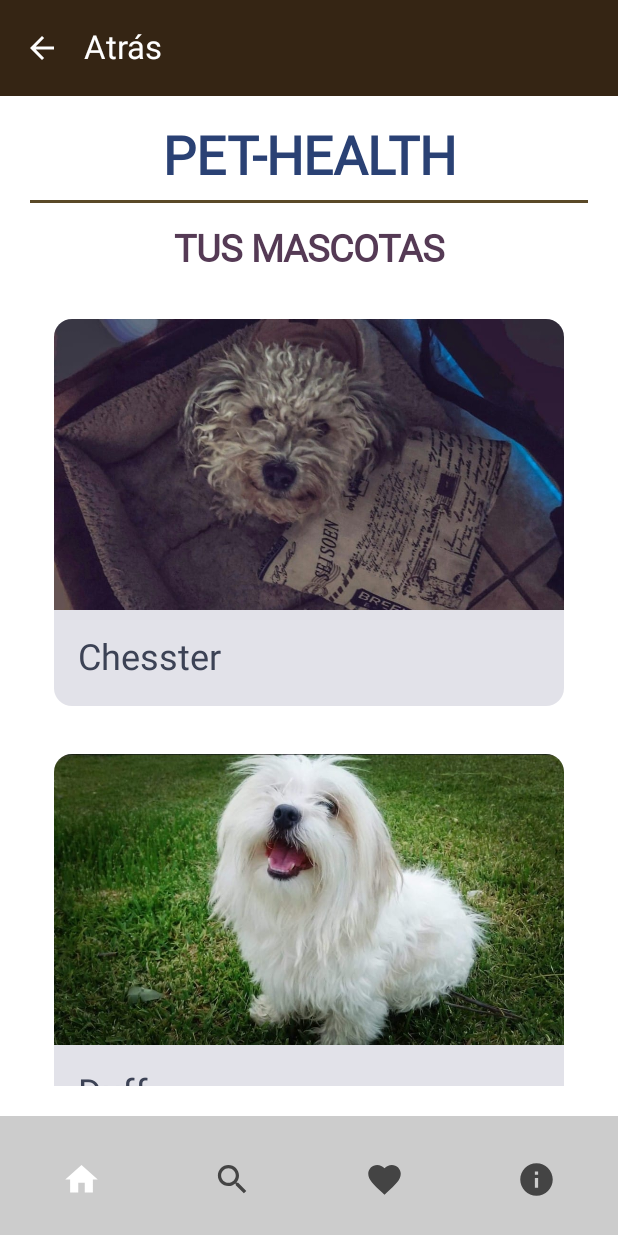
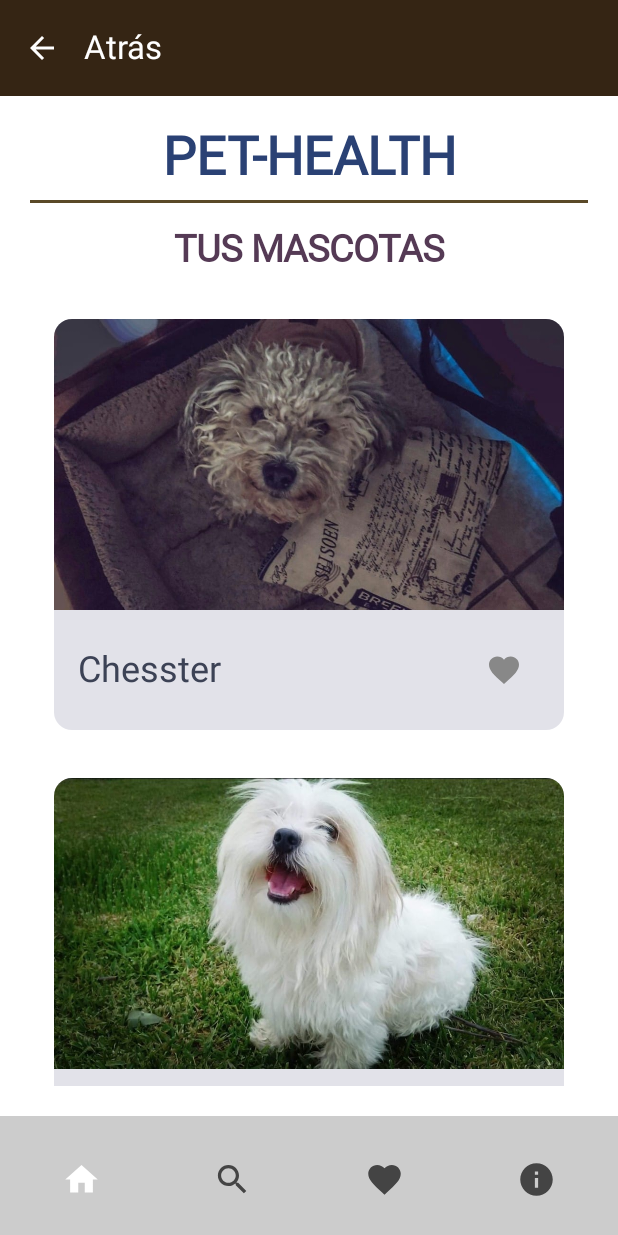
Before and after one commit to mary0113/Mascotas_v1, an Android app built with Jetpack Compose: the HomeScreen screen opened through its navigation route, on a phone screen of 412 x 824 dp. Run offline under Robolectric (Android 15) with nearby library versions, the phone set to English and light mode, and no system bars; Roboto replaces fonts that are not available here.

Commit message:
Version 10

```diff
--- a/app/src/main/java/com/example/mascotas/Home.kt
+++ b/app/src/main/java/com/example/mascotas/Home.kt
@@ -23,25 +23,25 @@ import androidx.compose.material3.Scaffold
 import androidx.compose.material3.Text
 import androidx.compose.material3.TopAppBar
 import androidx.compose.material3.TopAppBarDefaults
-
-
-
 import androidx.compose.ui.layout.ContentScale
 import androidx.compose.ui.res.painterResource
 import androidx.compose.ui.res.stringResource
 import androidx.compose.ui.text.font.FontWeight
-
 import androidx.compose.ui.tooling.preview.Preview
 import androidx.compose.ui.unit.dp
 import androidx.compose.ui.unit.sp
-
 import androidx.navigation.compose.rememberNavController
 import com.example.mascotas.data.Datasource
-
 import com.example.mascotas.ui.theme.MascotasTheme
-
 import androidx.compose.foundation.background
+import androidx.compose.foundation.layout.Arrangement
+import androidx.compose.foundation.layout.Row
+import androidx.compose.material.icons.filled.Favorite
 import androidx.compose.runtime.Composable
+import androidx.compose.runtime.MutableState
+import androidx.compose.runtime.mutableStateListOf
+import androidx.compose.runtime.mutableStateOf
+import androidx.compose.runtime.remember
 import androidx.compose.ui.Alignment
 import androidx.compose.ui.Modifier
 import androidx.compose.ui.graphics.Color
@@ -52,7 +52,8 @@ import com.example.mascotas.model.Mascota
 
 @OptIn(ExperimentalMaterial3Api::class)
 @Composable
-fun HomeScreen(navController: NavController) {
+fun HomeScreen(navController: NavController, favoriteMascotas: MutableState<List<Int>>, onFavoriteChange: (Int) -> Unit) {
+
     Scaffold(
         topBar = {
             TopAppBar(
@@ -116,7 +117,11 @@ fun HomeScreen(navController: NavController) {
                         mascotaList = Datasource().loadMascotas(),
                         onItemClick = { mascotaId ->
                             navController.navigate("detail_screen/$mascotaId")
-                        }
+                        },
+                        onFavoriteClick = { mascotaId ->
+                            onFavoriteChange(mascotaId)
+                        },
+                        favoriteMascotas = favoriteMascotas.value
                     )
                 }
             }
@@ -125,7 +130,7 @@ fun HomeScreen(navController: NavController) {
 }
 
 @Composable
-fun MascotaCard(mascota: Mascota, onClick: () -> Unit, modifier: Modifier = Modifier) {
+fun MascotaCard(mascota: Mascota, onClick: () -> Unit, onFavoriteClick: () -> Unit, isFavorite: Boolean, modifier: Modifier = Modifier) {
     val nombre = stringResource(id = mascota.stringResourceId)
 
     Card(
@@ -143,34 +148,59 @@ fun MascotaCard(mascota: Mascota, onClick: () -> Unit, modifier: Modifier = Modi
                     .height(194.dp),
                 contentScale = ContentScale.Crop
             )
-            Text(
-                text = nombre,
-                modifier = Modifier.padding(16.dp),
-                style = MaterialTheme.typography.headlineSmall,
-                color = MaterialTheme.colorScheme.secondary
-            )
+            Row(
+                modifier = Modifier
+                    .fillMaxWidth()
+                    .padding(16.dp),
+                horizontalArrangement = Arrangement.SpaceBetween,
+                verticalAlignment = Alignment.CenterVertically
+            ) {
+                Text(
+                    text = nombre,
+                    style = MaterialTheme.typography.headlineSmall,
+                    color = MaterialTheme.colorScheme.secondary
+                )
+                IconButton(onClick = onFavoriteClick) {
+                    Icon(
+                        imageVector = Icons.Default.Favorite,
+                        contentDescription = "Añadir a Favoritos",
+                        tint = if (isFavorite) Color.Red else Color.Gray
+                    )
+                }
+            }
         }
     }
 }
 
 @Composable
-fun MascotaList(mascotaList: List<Mascota>, onItemClick: (Int) -> Unit, modifier: Modifier = Modifier) {
+fun MascotaList(mascotaList: List<Mascota>, onItemClick: (Int) -> Unit, onFavoriteClick: (Int) -> Unit, favoriteMascotas: List<Int>, modifier: Modifier = Modifier) {
     LazyColumn(modifier = modifier) {
         items(mascotaList) { mascota ->
             MascotaCard(
                 mascota = mascota,
                 onClick = { onItemClick(mascota.stringResourceId) },
+                onFavoriteClick = { onFavoriteClick(mascota.stringResourceId) },
+                isFavorite = favoriteMascotas.contains(mascota.stringResourceId),
                 modifier = Modifier.padding(8.dp)
             )
         }
     }
 }
-
 @Preview(showBackground = true)
 @Composable
 fun HomeScreenPreview() {
     val navController = rememberNavController()
+    val favoriteMascotas = remember { mutableStateOf(listOf<Int>()) } // Añade la lista de favoritos
+
     MascotasTheme {
-        HomeScreen(navController = navController)
+        HomeScreen(navController = navController,
+            favoriteMascotas = favoriteMascotas, // Añade el parámetro favoriteMascotas
+            onFavoriteChange = { mascotaId -> // Añade el parámetro onFavoriteChange
+                if (favoriteMascotas.value.contains(mascotaId)) {
+                    favoriteMascotas.value = favoriteMascotas.value - mascotaId
+                } else {
+                    favoriteMascotas.value = favoriteMascotas.value + mascotaId
+                }
+            })
     }
 }
--- a/app/src/main/java/com/example/mascotas/MainActivity.kt
+++ b/app/src/main/java/com/example/mascotas/MainActivity.kt
@@ -53,6 +53,8 @@ class MainActivity : ComponentActivity() {
         setContent {
             MascotasTheme {
                 val navController = rememberNavController()
+                val favoriteMascotas = remember { mutableStateOf(listOf<Int>()) }
+
                 Surface(
                     modifier = Modifier.fillMaxSize(),
                     color = MaterialTheme.colorScheme.background
@@ -62,7 +64,17 @@ class MainActivity : ComponentActivity() {
                             PrincipalScreen(navController)
                         }
                         composable("home") {
-                            HomeScreen(navController)
+                            HomeScreen(
+                                navController = navController,
+                                favoriteMascotas = favoriteMascotas,
+                                onFavoriteChange = { mascotaId ->
+                                    if (favoriteMascotas.value.contains(mascotaId)) {
+                                        favoriteMascotas.value = favoriteMascotas.value - mascotaId
+                                    } else {
+                                        favoriteMascotas.value = favoriteMascotas.value + mascotaId
+                                    }
+                                }
+                            )
                         }
                         composable(
                             "detail_screen/{mascotaId}",
@@ -77,7 +89,7 @@ class MainActivity : ComponentActivity() {
                             SearchScreen(navController)
                         }
                         composable("favorites"){
-                            FavoritesScreen(navController)
+                            FavoritesScreen(navController = navController, favoriteMascotas = favoriteMascotas.value)
                         }
                         composable("info") {
                             InfoScreen(navController)
```
